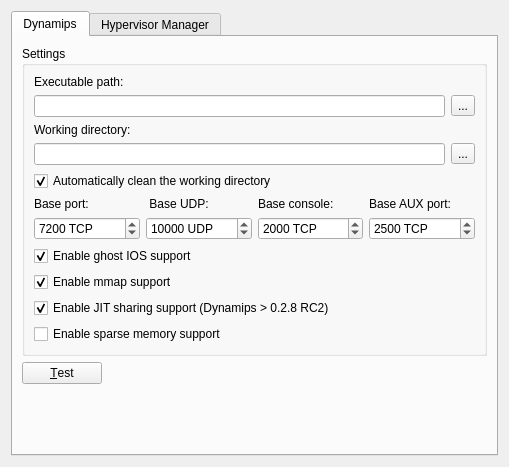
GNS3/gns3-legacy, file src/GNS3/Ui/ConfigurationPages/Form_PreferencesDynamips.ui: the form before one commit.
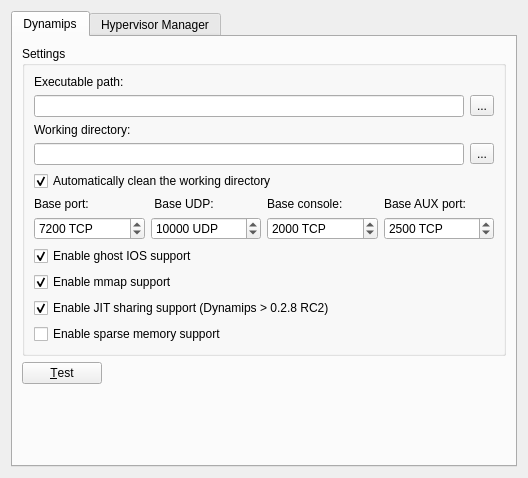
The form after the commit.

```diff
--- a/src/GNS3/Ui/ConfigurationPages/Form_PreferencesDynamips.ui
+++ b/src/GNS3/Ui/ConfigurationPages/Form_PreferencesDynamips.ui
@@ -6,8 +6,8 @@
    <rect>
     <x>0</x>
     <y>0</y>
-    <width>509</width>
-    <height>467</height>
+    <width>528</width>
+    <height>478</height>
    </rect>
   </property>
   <property name="windowTitle">
```
